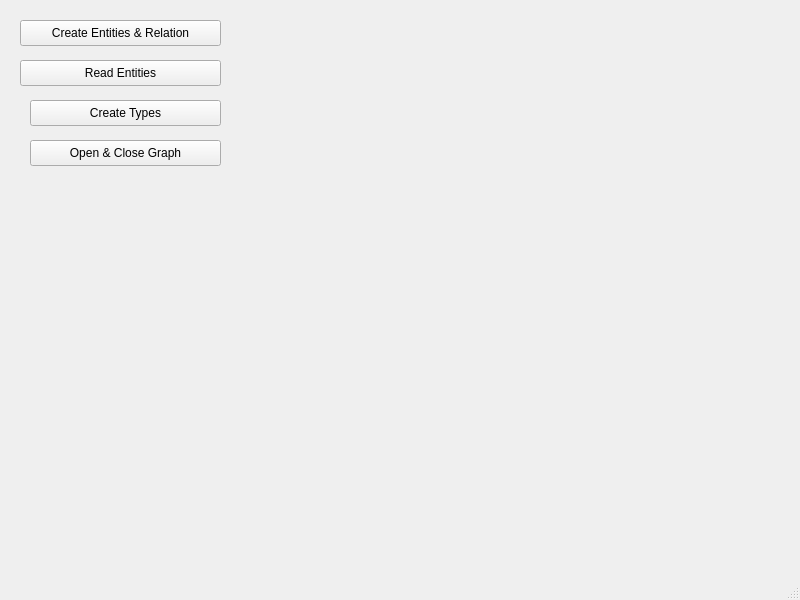
Old version of the form src/simulator/mainwindow.ui in the repository guyvdb/worldsim.
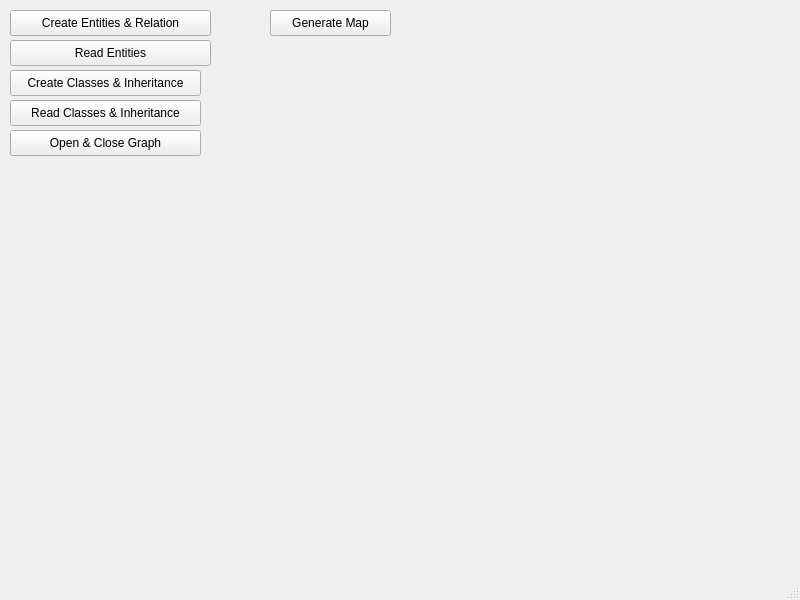
New version of the form.

Patch:
```diff
--- a/src/simulator/mainwindow.ui
+++ b/src/simulator/mainwindow.ui
@@ -17,8 +17,8 @@
    <widget class="QPushButton" name="pushButton">
     <property name="geometry">
      <rect>
-      <x>20</x>
-      <y>20</y>
+      <x>10</x>
+      <y>10</y>
       <width>201</width>
       <height>26</height>
      </rect>
@@ -30,8 +30,8 @@
    <widget class="QPushButton" name="pushButton_2">
     <property name="geometry">
      <rect>
-      <x>20</x>
-      <y>60</y>
+      <x>10</x>
+      <y>40</y>
       <width>201</width>
       <height>26</height>
      </rect>
@@ -43,21 +43,21 @@
    <widget class="QPushButton" name="pushButton_3">
     <property name="geometry">
      <rect>
-      <x>30</x>
-      <y>100</y>
+      <x>10</x>
+      <y>70</y>
       <width>191</width>
       <height>26</height>
      </rect>
     </property>
     <property name="text">
-     <string>Create Types</string>
+     <string>Create Classes &amp;&amp; Inheritance</string>
     </property>
    </widget>
    <widget class="QPushButton" name="pushButton_4">
     <property name="geometry">
      <rect>
-      <x>30</x>
-      <y>140</y>
+      <x>10</x>
+      <y>130</y>
       <width>191</width>
       <height>26</height>
      </rect>
@@ -66,6 +66,32 @@
      <string>Open &amp;&amp; Close Graph</string>
     </property>
    </widget>
+   <widget class="QPushButton" name="btnReadClassInheritance">
+    <property name="geometry">
+     <rect>
+      <x>10</x>
+      <y>100</y>
+      <width>191</width>
+      <height>26</height>
+     </rect>
+    </property>
+    <property name="text">
+     <string>Read Classes &amp;&amp; Inheritance</string>
+    </property>
+   </widget>
+   <widget class="QPushButton" name="btnGenerateMap">
+    <property name="geometry">
+     <rect>
+      <x>270</x>
+      <y>10</y>
+      <width>121</width>
+      <height>26</height>
+     </rect>
+    </property>
+    <property name="text">
+     <string>Generate Map</string>
+    </property>
+   </widget>
   </widget>
   <widget class="QMenuBar" name="menubar">
    <property name="geometry">
```
Left out of the diff: 8 changed lines with no effect on the pictures.
